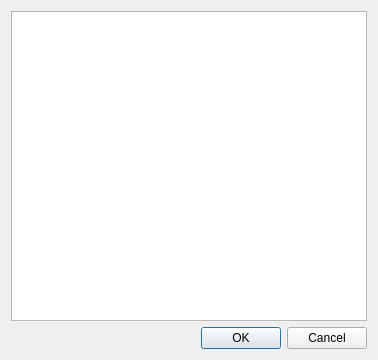
Before: the Qt Designer form freeLib/src/tagdialog.ui in petrovvlad/freeLib, drawn with Qt 5.
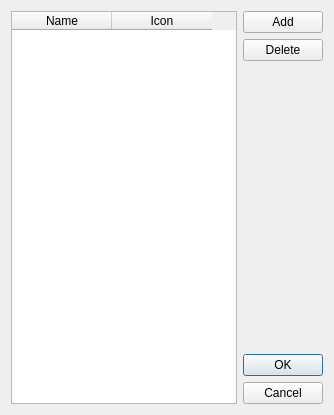
After: the same form once the commit is applied.

The edit to the form file:
```diff
--- a/freeLib/src/tagdialog.ui
+++ b/freeLib/src/tagdialog.ui
@@ -9,8 +9,8 @@
    <rect>
     <x>0</x>
     <y>0</y>
-    <width>378</width>
-    <height>360</height>
+    <width>334</width>
+    <height>415</height>
    </rect>
   </property>
   <property name="windowTitle">
@@ -19,20 +19,83 @@
   <property name="modal">
    <bool>true</bool>
   </property>
-  <layout class="QVBoxLayout" name="verticalLayout">
+  <layout class="QHBoxLayout" name="horizontalLayout">
    <item>
-    <widget class="QListWidget" name="listWidget"/>
-   </item>
-   <item>
-    <widget class="QDialogButtonBox" name="buttonBox">
-     <property name="orientation">
-      <enum>Qt::Horizontal</enum>
+    <widget class="QTableWidget" name="tableWidget">
+     <property name="showDropIndicator" stdset="0">
+      <bool>false</bool>
      </property>
-     <property name="standardButtons">
-      <set>QDialogButtonBox::Cancel|QDialogButtonBox::Ok</set>
+     <property name="selectionMode">
+      <enum>QAbstractItemView::SingleSelection</enum>
      </property>
+     <property name="selectionBehavior">
+      <enum>QAbstractItemView::SelectRows</enum>
+     </property>
+     <property name="columnCount">
+      <number>2</number>
+     </property>
+     <attribute name="verticalHeaderVisible">
+      <bool>false</bool>
+     </attribute>
+     <column>
+      <property name="text">
+       <string>Name</string>
+      </property>
+     </column>
+     <column>
+      <property name="text">
+       <string>Icon</string>
+      </property>
+     </column>
     </widget>
    </item>
+   <item>
+    <layout class="QVBoxLayout" name="verticalLayout">
+     <item>
+      <widget class="QPushButton" name="pushButtonAddRow">
+       <property name="text">
+        <string>Add</string>
+       </property>
+      </widget>
+     </item>
+     <item>
+      <widget class="QPushButton" name="pushButtonDelRow">
+       <property name="text">
+        <string>Delete</string>
+       </property>
+      </widget>
+     </item>
+     <item>
+      <spacer name="verticalSpacer">
+       <property name="orientation">
+        <enum>Qt::Vertical</enum>
+       </property>
+       <property name="sizeHint" stdset="0">
+        <size>
+         <width>20</width>
+         <height>40</height>
+        </size>
+       </property>
+      </spacer>
+     </item>
+     <item>
+      <widget class="QDialogButtonBox" name="buttonBox">
+       <property name="sizePolicy">
+        <sizepolicy hsizetype="Fixed" vsizetype="Fixed">
+         <horstretch>0</horstretch>
+         <verstretch>0</verstretch>
+        </sizepolicy>
+       </property>
+       <property name="orientation">
+        <enum>Qt::Vertical</enum>
+       </property>
+       <property name="standardButtons">
+        <set>QDialogButtonBox::Cancel|QDialogButtonBox::Ok</set>
+       </property>
+      </widget>
+     </item>
+    </layout>
+   </item>
   </layout>
  </widget>
  <resources/>
```
Left out of the diff: 2 changed lines with no effect on the pictures.
